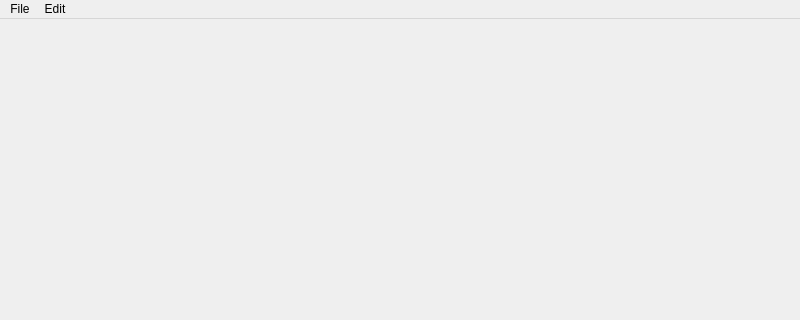
Before: the Qt Designer form core/visualisationviewwidget.ui in YimingYAN/qvisualisation, drawn with Qt 5; both pictures show x 0 to 800 and y 0 to 320 of the 800 by 600 pixel window.
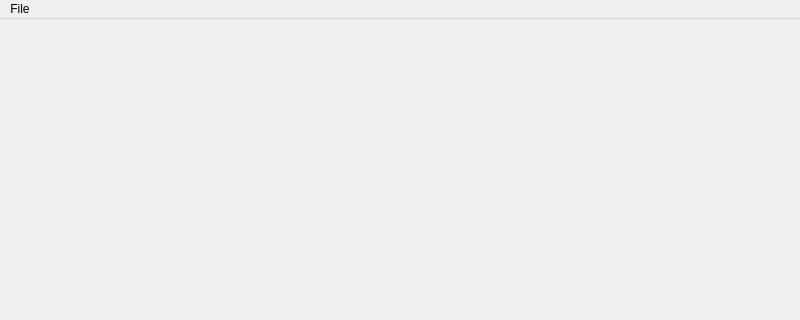
After: the same form once the commit is applied.

Commit message: updated license and readme; minor fixing in main widget ui

Patch:
```diff
--- a/core/visualisationviewwidget.ui
+++ b/core/visualisationviewwidget.ui
@@ -26,7 +26,7 @@
      <x>0</x>
      <y>0</y>
      <width>800</width>
-     <height>22</height>
+     <height>21</height>
     </rect>
    </property>
    <widget class="QMenu" name="menuFile">
@@ -36,13 +36,7 @@
     <addaction name="actionSave"/>
     <addaction name="actionSave_As"/>
    </widget>
-   <widget class="QMenu" name="menuEdit">
-    <property name="title">
-     <string>Edit</string>
-    </property>
-   </widget>
    <addaction name="menuFile"/>
-   <addaction name="menuEdit"/>
   </widget>
   <widget class="QStatusBar" name="statusbar"/>
   <action name="actionSave">
```
The commit also changes 3 other files.
